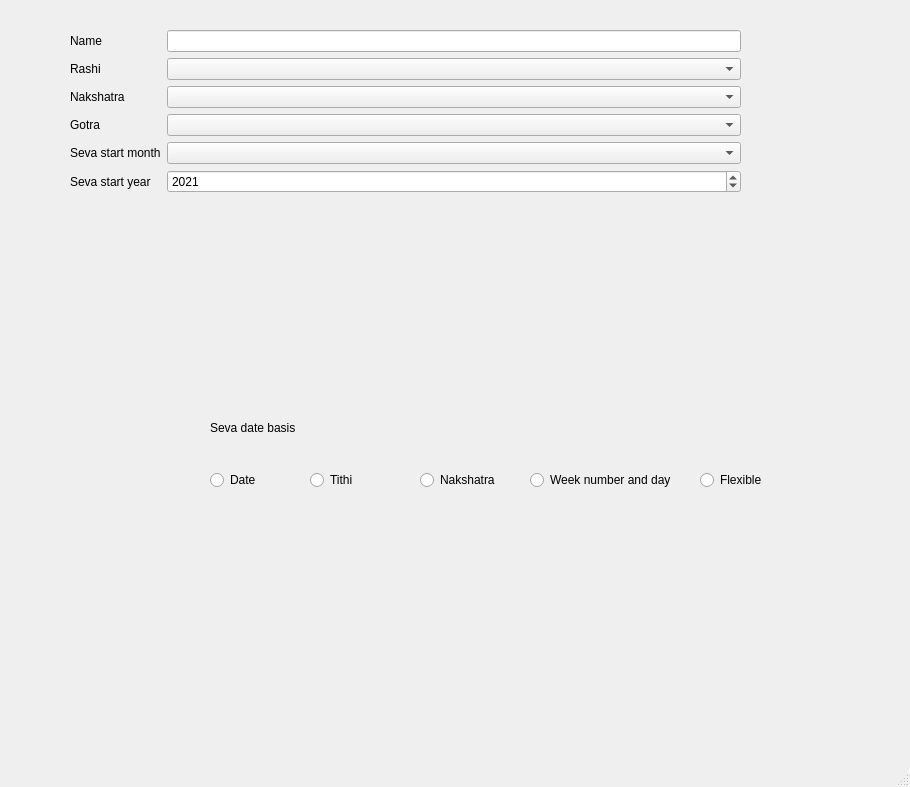
Before: the Qt Designer form ui/untitled.ui in akshayvnayak/Seva_manager, drawn with Qt 5.
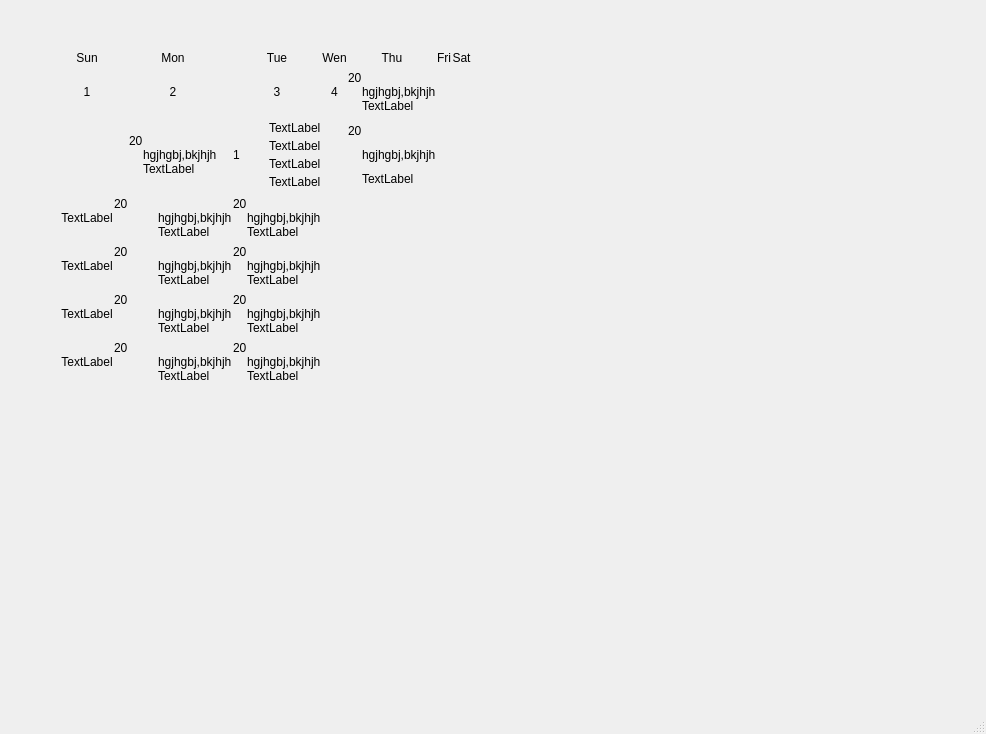
After: the same form once the commit is applied.

```diff
--- a/ui/untitled.ui
+++ b/ui/untitled.ui
@@ -6,8 +6,8 @@
    <rect>
     <x>0</x>
     <y>0</y>
-    <width>910</width>
-    <height>787</height>
+    <width>986</width>
+    <height>734</height>
    </rect>
   </property>
   <property name="windowTitle">
@@ -17,166 +17,525 @@
    <widget class="QWidget" name="formLayoutWidget">
     <property name="geometry">
      <rect>
-      <x>70</x>
-      <y>30</y>
-      <width>671</width>
-      <height>301</height>
+      <x>60</x>
+      <y>50</y>
+      <width>891</width>
+      <height>611</height>
      </rect>
     </property>
-    <layout class="QFormLayout" name="formLayout">
-     <item row="0" column="0">
-      <widget class="QLabel" name="label">
+    <property name="focusPolicy">
+     <enum>Qt::NoFocus</enum>
+    </property>
+    <property name="autoFillBackground">
+     <bool>true</bool>
+    </property>
+    <layout class="QGridLayout" name="gridLayout">
+     <property name="sizeConstraint">
+      <enum>QLayout::SetFixedSize</enum>
+     </property>
+     <property name="leftMargin">
+      <number>1</number>
+     </property>
+     <property name="topMargin">
+      <number>1</number>
+     </property>
+     <property name="rightMargin">
+      <number>1</number>
+     </property>
+     <property name="bottomMargin">
+      <number>1</number>
+     </property>
+     <property name="horizontalSpacing">
+      <number>1</number>
+     </property>
+     <item row="2" column="2">
+      <layout class="QHBoxLayout" name="horizontalLayout_2" stretch="0,0">
+       <property name="sizeConstraint">
+        <enum>QLayout::SetNoConstraint</enum>
+       </property>
+       <item>
+        <widget class="QLabel" name="label_23">
+         <property name="text">
+          <string>1</string>
+         </property>
+        </widget>
+       </item>
+       <item>
+        <layout class="QVBoxLayout" name="verticalLayout" stretch="0,0,0,0">
+         <item>
+          <widget class="QLabel" name="label_19">
+           <property name="text">
+            <string>TextLabel</string>
+           </property>
+          </widget>
+         </item>
+         <item>
+          <widget class="QLabel" name="label_22">
+           <property name="text">
+            <string>TextLabel</string>
+           </property>
+          </widget>
+         </item>
+         <item>
+          <widget class="QLabel" name="label_20">
+           <property name="text">
+            <string>TextLabel</string>
+           </property>
+          </widget>
+         </item>
+         <item>
+          <widget class="QLabel" name="label_21">
+           <property name="text">
+            <string>TextLabel</string>
+           </property>
+          </widget>
+         </item>
+        </layout>
+       </item>
+      </layout>
+     </item>
+     <item row="1" column="2">
+      <widget class="QLabel" name="label_4">
        <property name="text">
-        <string>Name</string>
+        <string>3</string>
+       </property>
+       <property name="alignment">
+        <set>Qt::AlignCenter</set>
        </property>
       </widget>
      </item>
      <item row="0" column="1">
-      <widget class="QLineEdit" name="lineEdit"/>
+      <widget class="QLabel" name="label">
+       <property name="text">
+        <string>Mon</string>
+       </property>
+       <property name="alignment">
+        <set>Qt::AlignCenter</set>
+       </property>
+      </widget>
      </item>
-     <item row="1" column="0">
+     <item row="0" column="3">
+      <widget class="QLabel" name="label_5">
+       <property name="text">
+        <string>Wen</string>
+       </property>
+       <property name="alignment">
+        <set>Qt::AlignCenter</set>
+       </property>
+      </widget>
+     </item>
+     <item row="5" column="0">
+      <widget class="QLabel" name="label_14">
+       <property name="text">
+        <string>TextLabel</string>
+       </property>
+       <property name="alignment">
+        <set>Qt::AlignCenter</set>
+       </property>
+      </widget>
+     </item>
+     <item row="0" column="2">
       <widget class="QLabel" name="label_2">
        <property name="text">
-        <string>Rashi</string>
+        <string>Tue</string>
        </property>
+       <property name="alignment">
+        <set>Qt::AlignCenter</set>
+       </property>
       </widget>
      </item>
-     <item row="1" column="1">
-      <widget class="QComboBox" name="comboBox"/>
+     <item row="1" column="4">
+      <layout class="QGridLayout" name="gridLayout_3" columnminimumwidth="0,7">
+       <item row="0" column="0">
+        <widget class="QLabel" name="label_24">
+         <property name="text">
+          <string>20</string>
+         </property>
+        </widget>
+       </item>
+       <item row="2" column="1">
+        <widget class="QLabel" name="label_25">
+         <property name="text">
+          <string>TextLabel</string>
+         </property>
+        </widget>
+       </item>
+       <item row="1" column="1">
+        <widget class="QLabel" name="label_26">
+         <property name="text">
+          <string>hgjhgbj,bkjhjh</string>
+         </property>
+        </widget>
+       </item>
+      </layout>
      </item>
-     <item row="2" column="0">
-      <widget class="QLabel" name="label_3">
+     <item row="0" column="5">
+      <widget class="QLabel" name="label_8">
        <property name="text">
-        <string>Nakshatra</string>
+        <string>Fri</string>
        </property>
+       <property name="alignment">
+        <set>Qt::AlignCenter</set>
+       </property>
       </widget>
      </item>
-     <item row="2" column="1">
-      <widget class="QComboBox" name="comboBox_2"/>
+     <item row="6" column="0">
+      <widget class="QLabel" name="label_15">
+       <property name="text">
+        <string>TextLabel</string>
+       </property>
+       <property name="alignment">
+        <set>Qt::AlignCenter</set>
+       </property>
+      </widget>
      </item>
-     <item row="3" column="0">
-      <widget class="QLabel" name="label_4">
+     <item row="0" column="6">
+      <widget class="QLabel" name="label_9">
        <property name="text">
-        <string>Gotra</string>
+        <string>Sat</string>
+       </property>
+       <property name="alignment">
+        <set>Qt::AlignCenter</set>
        </property>
       </widget>
      </item>
      <item row="3" column="1">
-      <widget class="QComboBox" name="comboBox_4"/>
+      <layout class="QGridLayout" name="gridLayout_8" columnminimumwidth="0,7">
+       <item row="0" column="0">
+        <widget class="QLabel" name="label_36">
+         <property name="text">
+          <string>20</string>
+         </property>
+        </widget>
+       </item>
+       <item row="2" column="1">
+        <widget class="QLabel" name="label_40">
+         <property name="text">
+          <string>TextLabel</string>
+         </property>
+        </widget>
+       </item>
+       <item row="1" column="1">
+        <widget class="QLabel" name="label_41">
+         <property name="text">
+          <string>hgjhgbj,bkjhjh</string>
+         </property>
+        </widget>
+       </item>
+      </layout>
      </item>
-     <item row="5" column="0">
+     <item row="4" column="1">
+      <layout class="QGridLayout" name="gridLayout_9" columnminimumwidth="0,7">
+       <item row="0" column="0">
+        <widget class="QLabel" name="label_42">
+         <property name="text">
+          <string>20</string>
+         </property>
+        </widget>
+       </item>
+       <item row="2" column="1">
+        <widget class="QLabel" name="label_43">
+         <property name="text">
+          <string>TextLabel</string>
+         </property>
+        </widget>
+       </item>
+       <item row="1" column="1">
+        <widget class="QLabel" name="label_44">
+         <property name="text">
+          <string>hgjhgbj,bkjhjh</string>
+         </property>
+        </widget>
+       </item>
+      </layout>
+     </item>
+     <item row="3" column="0">
+      <widget class="QLabel" name="label_12">
+       <property name="text">
+        <string>TextLabel</string>
+       </property>
+       <property name="alignment">
+        <set>Qt::AlignCenter</set>
+       </property>
+      </widget>
+     </item>
+     <item row="1" column="0">
+      <widget class="QLabel" name="label_11">
+       <property name="text">
+        <string>1</string>
+       </property>
+       <property name="alignment">
+        <set>Qt::AlignCenter</set>
+       </property>
+      </widget>
+     </item>
+     <item row="6" column="2">
+      <layout class="QGridLayout" name="gridLayout_14" columnminimumwidth="0,7">
+       <item row="0" column="0">
+        <widget class="QLabel" name="label_57">
+         <property name="text">
+          <string>20</string>
+         </property>
+        </widget>
+       </item>
+       <item row="2" column="1">
+        <widget class="QLabel" name="label_58">
+         <property name="text">
+          <string>TextLabel</string>
+         </property>
+        </widget>
+       </item>
+       <item row="1" column="1">
+        <widget class="QLabel" name="label_59">
+         <property name="text">
+          <string>hgjhgbj,bkjhjh</string>
+         </property>
+        </widget>
+       </item>
+      </layout>
+     </item>
+     <item row="0" column="4">
+      <widget class="QLabel" name="label_7">
+       <property name="text">
+        <string>Thu</string>
+       </property>
+       <property name="alignment">
+        <set>Qt::AlignCenter</set>
+       </property>
+      </widget>
+     </item>
+     <item row="1" column="3">
       <widget class="QLabel" name="label_6">
        <property name="text">
-        <string>Seva start year</string>
+        <string>4</string>
+       </property>
+       <property name="alignment">
+        <set>Qt::AlignCenter</set>
        </property>
       </widget>
      </item>
      <item row="5" column="1">
-      <widget class="QSpinBox" name="spinBox_2">
-       <property name="cursor">
-        <cursorShape>ArrowCursor</cursorShape>
+      <layout class="QGridLayout" name="gridLayout_12" columnminimumwidth="0,7">
+       <item row="0" column="0">
+        <widget class="QLabel" name="label_51">
+         <property name="text">
+          <string>20</string>
+         </property>
+        </widget>
+       </item>
+       <item row="2" column="1">
+        <widget class="QLabel" name="label_52">
+         <property name="text">
+          <string>TextLabel</string>
+         </property>
+        </widget>
+       </item>
+       <item row="1" column="1">
+        <widget class="QLabel" name="label_53">
+         <property name="text">
+          <string>hgjhgbj,bkjhjh</string>
+         </property>
+        </widget>
+       </item>
+      </layout>
+     </item>
+     <item row="3" column="2">
+      <layout class="QGridLayout" name="gridLayout_6" columnminimumwidth="0,7">
+       <item row="0" column="0">
+        <widget class="QLabel" name="label_33">
+         <property name="text">
+          <string>20</string>
+         </property>
+        </widget>
+       </item>
+       <item row="2" column="1">
+        <widget class="QLabel" name="label_34">
+         <property name="text">
+          <string>TextLabel</string>
+         </property>
+        </widget>
+       </item>
+       <item row="1" column="1">
+        <widget class="QLabel" name="label_35">
+         <property name="text">
+          <string>hgjhgbj,bkjhjh</string>
+         </property>
+        </widget>
+       </item>
+      </layout>
+     </item>
+     <item row="1" column="1">
+      <widget class="QLabel" name="label_3">
+       <property name="text">
+        <string>2</string>
        </property>
-       <property name="minimum">
-        <number>2000</number>
-       </property>
-       <property name="maximum">
-        <number>9999</number>
-       </property>
-       <property name="value">
-        <number>2021</number>
+       <property name="alignment">
+        <set>Qt::AlignCenter</set>
        </property>
       </widget>
      </item>
      <item row="4" column="0">
-      <widget class="QLabel" name="label_5">
+      <widget class="QLabel" name="label_13">
        <property name="text">
-        <string>Seva start month</string>
+        <string>TextLabel</string>
        </property>
+       <property name="alignment">
+        <set>Qt::AlignCenter</set>
+       </property>
       </widget>
      </item>
-     <item row="4" column="1">
-      <widget class="QComboBox" name="comboBox_3"/>
+     <item row="4" column="2">
+      <layout class="QGridLayout" name="gridLayout_10" columnminimumwidth="0,7">
+       <item row="0" column="0">
+        <widget class="QLabel" name="label_45">
+         <property name="text">
+          <string>20</string>
+         </property>
+        </widget>
+       </item>
+       <item row="2" column="1">
+        <widget class="QLabel" name="label_46">
+         <property name="text">
+          <string>TextLabel</string>
+         </property>
+        </widget>
+       </item>
+       <item row="1" column="1">
+        <widget class="QLabel" name="label_47">
+         <property name="text">
+          <string>hgjhgbj,bkjhjh</string>
+         </property>
+        </widget>
+       </item>
+      </layout>
+     </item>
+     <item row="0" column="0">
+      <widget class="QLabel" name="label_10">
+       <property name="text">
+        <string>Sun</string>
+       </property>
+       <property name="alignment">
+        <set>Qt::AlignCenter</set>
+       </property>
+      </widget>
+     </item>
+     <item row="2" column="4">
+      <layout class="QGridLayout" name="gridLayout_5" columnminimumwidth="0,7">
+       <item row="0" column="0">
+        <widget class="QLabel" name="label_30">
+         <property name="text">
+          <string>20</string>
+         </property>
+        </widget>
+       </item>
+       <item row="2" column="1">
+        <widget class="QLabel" name="label_31">
+         <property name="text">
+          <string>TextLabel</string>
+         </property>
+        </widget>
+       </item>
+       <item row="1" column="1">
+        <widget class="QLabel" name="label_32">
+         <property name="text">
+          <string>hgjhgbj,bkjhjh</string>
+         </property>
+        </widget>
+       </item>
+      </layout>
+     </item>
+     <item row="5" column="2">
+      <layout class="QGridLayout" name="gridLayout_11" columnminimumwidth="0,7">
+       <item row="0" column="0">
+        <widget class="QLabel" name="label_48">
+         <property name="text">
+          <string>20</string>
+         </property>
+        </widget>
+       </item>
+       <item row="2" column="1">
+        <widget class="QLabel" name="label_49">
+         <property name="text">
+          <string>TextLabel</string>
+         </property>
+        </widget>
+       </item>
+       <item row="1" column="1">
+        <widget class="QLabel" name="label_50">
+         <property name="text">
+          <string>hgjhgbj,bkjhjh</string>
+         </property>
+        </widget>
+       </item>
+      </layout>
+     </item>
+     <item row="2" column="3">
+      <layout class="QHBoxLayout" name="horizontalLayout"/>
+     </item>
+     <item row="6" column="1">
+      <layout class="QGridLayout" name="gridLayout_13" columnminimumwidth="0,7">
+       <item row="0" column="0">
+        <widget class="QLabel" name="label_54">
+         <property name="text">
+          <string>20</string>
+         </property>
+        </widget>
+       </item>
+       <item row="2" column="1">
+        <widget class="QLabel" name="label_55">
+         <property name="text">
+          <string>TextLabel</string>
+         </property>
+        </widget>
+       </item>
+       <item row="1" column="1">
+        <widget class="QLabel" name="label_56">
+         <property name="text">
+          <string>hgjhgbj,bkjhjh</string>
+         </property>
+        </widget>
+       </item>
+      </layout>
+     </item>
+     <item row="2" column="1">
+      <layout class="QGridLayout" name="gridLayout_2" columnminimumwidth="0,7">
+       <property name="leftMargin">
+        <number>15</number>
+       </property>
+       <property name="topMargin">
+        <number>15</number>
+       </property>
+       <property name="rightMargin">
+        <number>15</number>
+       </property>
+       <property name="bottomMargin">
+        <number>15</number>
+       </property>
+       <item row="0" column="0">
+        <widget class="QLabel" name="label_16">
+         <property name="text">
+          <string>20</string>
+         </property>
+        </widget>
+       </item>
+       <item row="2" column="1">
+        <widget class="QLabel" name="label_18">
+         <property name="text">
+          <string>TextLabel</string>
+         </property>
+        </widget>
+       </item>
+       <item row="1" column="1">
+        <widget class="QLabel" name="label_17">
+         <property name="text">
+          <string>hgjhgbj,bkjhjh</string>
+         </property>
+        </widget>
+       </item>
+      </layout>
      </item>
     </layout>
    </widget>
-   <widget class="QRadioButton" name="radioButton_2">
-    <property name="geometry">
-     <rect>
-      <x>310</x>
-      <y>470</y>
-      <width>95</width>
-      <height>20</height>
-     </rect>
-    </property>
-    <property name="text">
-     <string>Tithi</string>
-    </property>
-   </widget>
-   <widget class="QRadioButton" name="radioButton_5">
-    <property name="geometry">
-     <rect>
-      <x>700</x>
-      <y>470</y>
-      <width>95</width>
-      <height>20</height>
-     </rect>
-    </property>
-    <property name="text">
-     <string>Flexible</string>
-    </property>
-   </widget>
-   <widget class="QRadioButton" name="radioButton">
-    <property name="geometry">
-     <rect>
-      <x>210</x>
-      <y>470</y>
-      <width>95</width>
-      <height>20</height>
-     </rect>
-    </property>
-    <property name="text">
-     <string>Date</string>
-    </property>
-   </widget>
-   <widget class="QLabel" name="label_7">
-    <property name="geometry">
-     <rect>
-      <x>210</x>
-      <y>420</y>
-      <width>91</width>
-      <height>16</height>
-     </rect>
-    </property>
-    <property name="text">
-     <string>Seva date basis</string>
-    </property>
-   </widget>
-   <widget class="QRadioButton" name="radioButton_3">
-    <property name="geometry">
-     <rect>
-      <x>420</x>
-      <y>470</y>
-      <width>95</width>
-      <height>20</height>
-     </rect>
-    </property>
-    <property name="text">
-     <string>Nakshatra</string>
-    </property>
-   </widget>
-   <widget class="QRadioButton" name="radioButton_4">
-    <property name="geometry">
-     <rect>
-      <x>530</x>
-      <y>470</y>
-      <width>151</width>
-      <height>20</height>
-     </rect>
-    </property>
-    <property name="text">
-     <string>Week number and day</string>
-    </property>
-   </widget>
   </widget>
   <widget class="QMenuBar" name="menubar">
    <property name="geometry">
```
Left out of the diff: 4 changed lines with no effect on the pictures.
